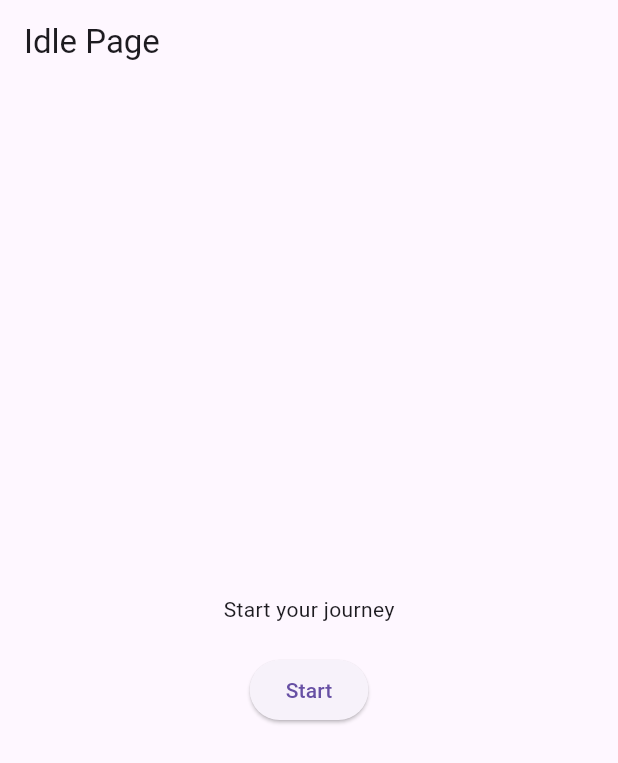
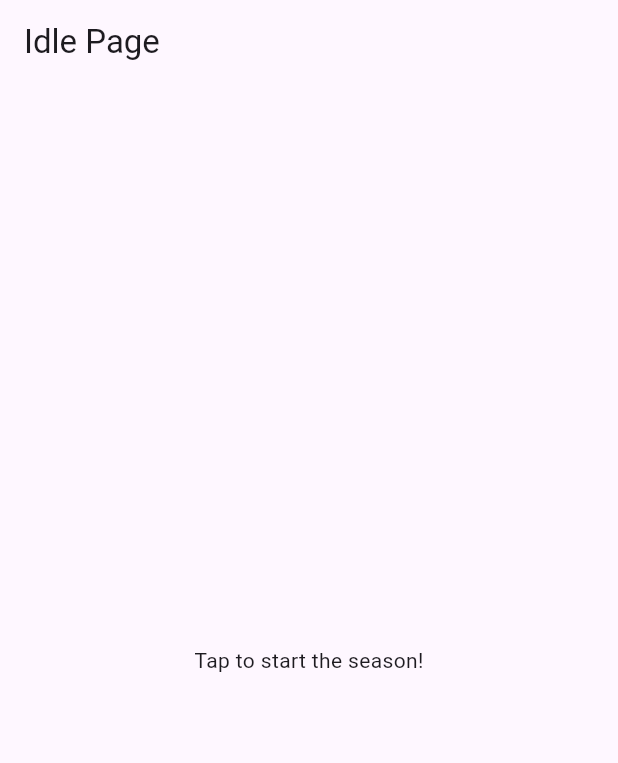
Before and after one commit to Snapp-X/m_and_m, a Flutter app: the screen it shows after launch, on a phone screen of 412 x 824 dp. Shown: the top 763 px of the screen. Run offline on Flutter 3.47's test engine with Material 3 defaults, Android fonts, the phone set to English and light mode, and no system bars; our stand-ins replace flutter_riverpod, go_router.

Commit message:
add season controller

```diff
--- a/lib/src/app.dart
+++ b/lib/src/app.dart
@@ -1,6 +1,7 @@
 import 'package:flutter/material.dart';
 import 'package:flutter_riverpod/flutter_riverpod.dart';
 import 'package:m_and_m/src/core/presentation/routing/router.dart';
+import 'package:m_and_m/src/core/presentation/widget/season_activity_tracker.dart';
 
 class App extends ConsumerWidget {
   const App({super.key});
@@ -9,9 +10,11 @@ class App extends ConsumerWidget {
   Widget build(BuildContext context, WidgetRef ref) {
     final appRouter = ref.watch(routerProvider);
 
-    return MaterialApp.router(
-      title: 'M&M',
-      routerConfig: appRouter,
+    return SeasonActivityTracker(
+      child: MaterialApp.router(
+        title: 'M&M',
+        routerConfig: appRouter,
+      ),
     );
   }
 }
--- a/lib/src/core/presentation/routing/router.dart
+++ b/lib/src/core/presentation/routing/router.dart
@@ -5,24 +5,29 @@ import 'package:m_and_m/src/core/presentation/provider/season_control_provider.d
 import 'package:m_and_m/src/core/presentation/routing/routes.dart';
 
 final routerProvider = Provider<GoRouter>((ref) {
-  final seasonState = ValueNotifier<SeasonState>(SeasonState.idle);
+  final seasonNotifier = ValueNotifier<SeasonState>(SeasonState.idle);
   ref
-    ..onDispose(seasonState.dispose)
+    ..onDispose(seasonNotifier.dispose)
     ..listen(
       seasonControlProvider,
       (_, next) {
-        seasonState.value = next;
+        seasonNotifier.value = next;
       },
     );
 
   return GoRouter(
     initialLocation: const IdlePageRoute().location,
     routes: $appRoutes,
-    refreshListenable: seasonState,
+    refreshListenable: seasonNotifier,
     redirect: (context, state) {
-      if (seasonState.value.isIdle &&
+      var seasonState = seasonNotifier.value;
+      if (seasonState.isIdle &&
           state.uri.path != const IdlePageRoute().location) {
         return const IdlePageRoute().location;
+      }
+      if (seasonState.isInteracting &&
+          state.uri.path == const IdlePageRoute().location) {
+        return const MakePageRoute().location;
       }
 
       return null;
--- /dev/null
+++ b/lib/src/core/presentation/widget/season_activity_tracker.dart
@@ -0,0 +1,31 @@
+
+import 'dart:developer';
+
+import 'package:flutter/material.dart';
+import 'package:flutter_riverpod/flutter_riverpod.dart';
+import 'package:m_and_m/src/core/presentation/provider/season_control_provider.dart';
+
+class SeasonActivityTracker extends ConsumerWidget {
+  const SeasonActivityTracker({super.key, required this.child});
+
+  final Widget child;
+  @override
+  Widget build(BuildContext context, WidgetRef ref) {
+    return GestureDetector(
+      behavior: HitTestBehavior.opaque,
+      onTap: () {
+        log('SeasonActivityTracker: onTap');
+        _submitActivity(ref);
+      },
+      onPanDown: (_) {
+        log('SeasonActivityTracker: onPanDown');
+        _submitActivity(ref);
+      },
+      child: child,
+    );
+  }
+
+  void _submitActivity(WidgetRef ref) {
+    ref.read(seasonControlProvider.notifier).interacted();
+  }
+}
--- a/lib/src/features/idle/presentation/page/idle_page.dart
+++ b/lib/src/features/idle/presentation/page/idle_page.dart
@@ -1,8 +1,5 @@
 import 'package:flutter/material.dart';
 import 'package:flutter_riverpod/flutter_riverpod.dart';
-import 'package:go_router/go_router.dart';
-import 'package:m_and_m/src/core/presentation/provider/season_control_provider.dart';
-import 'package:m_and_m/src/core/presentation/routing/routes.dart';
 
 class IdlePage extends ConsumerWidget {
   const IdlePage({super.key});
@@ -13,21 +10,8 @@ class IdlePage extends ConsumerWidget {
       appBar: AppBar(
         title: const Text('Idle Page'),
       ),
-      body: Center(
-        child: Column(
-          mainAxisAlignment: MainAxisAlignment.center,
-          children: [
-            const Text('Start your journey'),
-            const SizedBox(height: 20),
-            ElevatedButton(
-              onPressed: () {
-                ref.read(seasonControlProvider.notifier).interacted();
-                context.go(const MakePageRoute().location);
-              },
-              child: const Text('Start'),
-            ),
-          ],
-        ),
+      body: const Center(
+        child: Text('Tap to start the season!'),
       ),
     );
   }
```
Also changed, not shown: lib/src/core/presentation/provider/season_control_provider.dart (+5 -4 lines).
